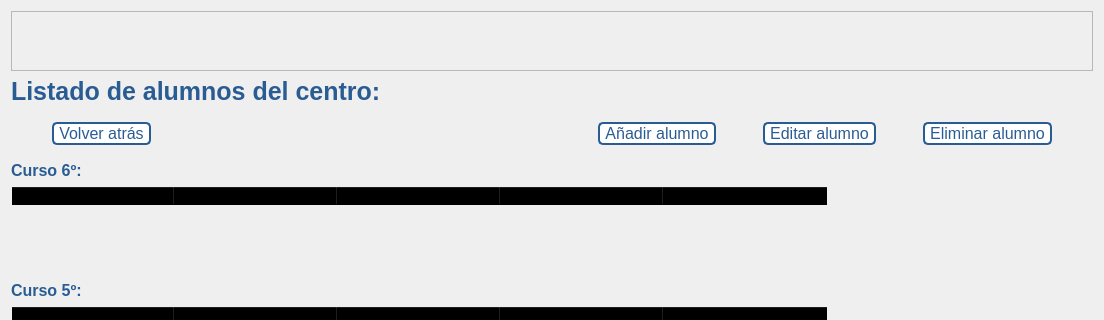
First picture: the form in UI/listadoAlumnos.ui, repository Rodriguez710/Comedor-Conecta, before the edit; both pictures show x 0 to 1104 and y 0 to 320 of the 1104 by 886 pixel window.
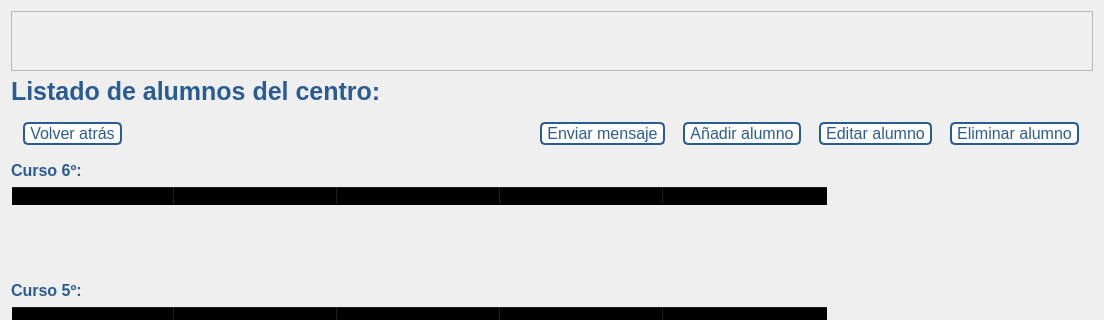
Second picture: the form after the edit. Icons and pictures are not drawn.

Diff of the .ui file:
```diff
--- a/UI/listadoAlumnos.ui
+++ b/UI/listadoAlumnos.ui
@@ -140,6 +140,40 @@
          </property>
         </spacer>
        </item>
+       <item>
+        <widget class="QPushButton" name="btn_enviar_mensaje">
+         <property name="sizePolicy">
+          <sizepolicy hsizetype="Fixed" vsizetype="Fixed">
+           <horstretch>0</horstretch>
+           <verstretch>0</verstretch>
+          </sizepolicy>
+         </property>
+         <property name="cursor">
+          <cursorShape>PointingHandCursor</cursorShape>
+         </property>
+         <property name="styleSheet">
+          <string notr="true">QPushButton{
+background-color: #ffffff;
+color: #2a5c94;
+padding: 0 5px;
+border: 2px solid #2a5c94;
+border-radius: 5px;
+font-size: 16px;
+}
+QPushButton:hover{
+background-color: #2a5c94;
+color: white;
+}</string>
+         </property>
+         <property name="text">
+          <string>Enviar mensaje</string>
+         </property>
+         <property name="icon">
+          <iconset resource="../src/resources.qrc">
+           <normaloff>:/iconosLaterales/mensaje.png</normaloff>:/iconosLaterales/mensaje.png</iconset>
+         </property>
+        </widget>
+       </item>
        <item>
         <widget class="QPushButton" name="btn_anadir">
          <property name="sizePolicy">
```
Left out of the diff: 12 changed lines with no effect on the pictures.
